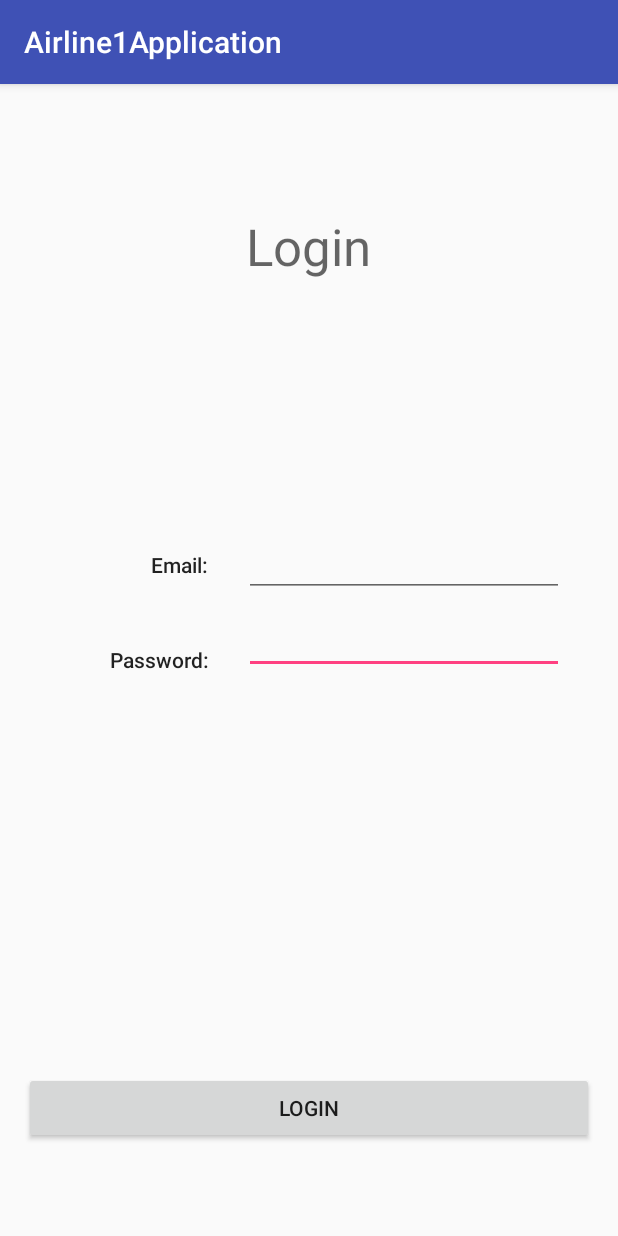
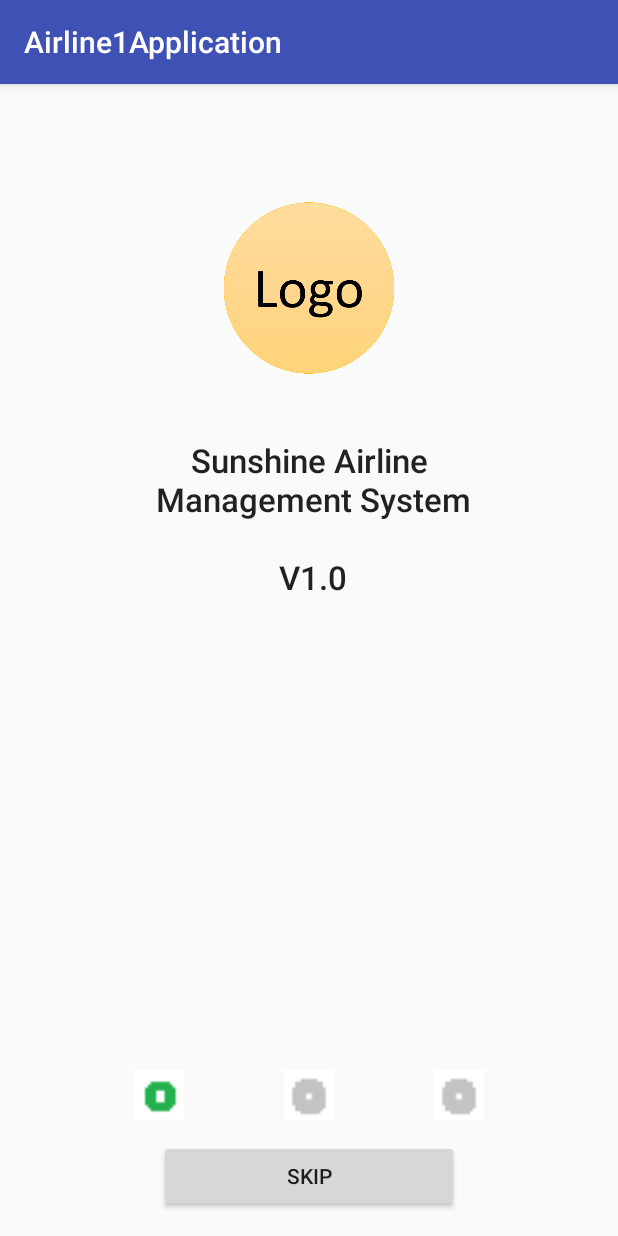
Before and after one commit to AsteriskAzurain/SunshineAirline_NEW, an Android app: the screen it shows after launch (LoginActivity before the commit, WelcomeActivity after it), on a phone screen of 412 x 824 dp. Run offline under Robolectric (Android 15) with nearby library versions, the light colour scheme and no system bars.

Commit message:
finish
welcome 缺少 第一次登陆的检验

```diff
--- a/Airline1Application/app/src/main/AndroidManifest.xml
+++ b/Airline1Application/app/src/main/AndroidManifest.xml
@@ -12,16 +12,19 @@
         android:theme="@style/AppTheme">
         <activity android:name=".MainActivity" />
         <activity android:name=".LoginActivity">
+
+        </activity>
+        <activity android:name=".SearchFlightActivity" />
+        <activity android:name=".MileageActivity" />
+        <activity android:name=".SearchResultActivity" />
+        <activity android:name=".SelectSeatActivity" />
+        <activity android:name=".WelcomeActivity">
             <intent-filter>
                 <action android:name="android.intent.action.MAIN" />
 
                 <category android:name="android.intent.category.LAUNCHER" />
             </intent-filter>
         </activity>
-        <activity android:name=".SearchFlightActivity" />
-        <activity android:name=".MileageActivity" />
-        <activity android:name=".SearchResultActivity" />
-        <activity android:name=".SelectSeatActivity"></activity>
     </application>
 
 </manifest>
--- /dev/null
+++ b/Airline1Application/app/src/main/java/com/ishang/asterisk/airline1application/WelcomeActivity.java
@@ -0,0 +1,108 @@
+package com.ishang.asterisk.airline1application;
+
+import android.content.Intent;
+import android.support.v4.view.ViewPager;
+import android.support.v7.app.AppCompatActivity;
+import android.os.Bundle;
+import android.view.View;
+import android.widget.Button;
+import android.widget.ImageView;
+import android.widget.LinearLayout;
+
+import com.ishang.asterisk.airline1application.global.WelcomeAdapter;
+import com.ishang.asterisk.airline1application.global.WelcomeFragment;
+
+import java.util.ArrayList;
+import java.util.List;
+
+public class WelcomeActivity extends AppCompatActivity {
+
+    private ViewPager viewPager;
+    private List<WelcomeFragment> fragments;
+    private WelcomeAdapter adapter;
+    private LinearLayout linear_dot;
+    private List<ImageView> dotimglist;
+    Button btn_skip;
+
+    Boolean isLastPage = false;
+    Boolean isDragPage = false;
+
+    @Override
+    protected void onCreate(Bundle savedInstanceState) {
+        super.onCreate(savedInstanceState);
+        setContentView(R.layout.activity_welcome);
+
+        // TODO: 5/26/2020 23 how to make controls in linear layout center? set the gravity="top|center".  Img: margintop=60; text: margintop=40, bottom=20.
+
+        btn_skip = (Button) findViewById(R.id.btn_skip);
+        // TODO: 5/26/2020 26 the action after the skip btn clicked is tologin
+        btn_skip.setOnClickListener(new View.OnClickListener() {
+            @Override
+            public void onClick(View view) {
+                toLogin();
+            }
+        });
+
+        viewPager = (ViewPager) findViewById(R.id.viewpager);
+        fragments = new ArrayList<>();
+        fragments.add(new WelcomeFragment("Sunshine Airline\n Management System\n\n V1.0"));
+        fragments.add(new WelcomeFragment("You can search flights and book flights in this app."));
+        fragments.add(new WelcomeFragment("Our App will give you a good experience."));
+        adapter = new WelcomeAdapter(getSupportFragmentManager(), fragments);
+        viewPager.setAdapter(adapter);
+        viewPager.addOnPageChangeListener(new ViewPager.OnPageChangeListener() {
+
+            /**
+             * 在屏幕滚动过程中不断被调用
+             * @param position
+             * @param positionOffset  是当前页面滑动比例，如果页面向右翻动，这个值不断变大，最后在趋近1的情况后突变为0。如果页面向左翻动，这个值不断变小，最后变为0
+             * @param positionOffsetPixels  是当前页面滑动像素，变化情况和positionOffset一致
+             */
+            @Override
+            public void onPageScrolled(int position, float positionOffset, int positionOffsetPixels) {
+                if(isLastPage&&isDragPage&&positionOffsetPixels==0) toLogin();
+            }
+
+            /**
+             * 这个方法有一个参数position，代表哪个页面被选中
+             * 切换view时，下方圆点的变化。
+             * @param position 当前view的位置
+             */
+            @Override
+            public void onPageSelected(int position) {
+                isLastPage = (position==dotimglist.size()-1);
+                for (ImageView iv : dotimglist) iv.setBackgroundResource(R.mipmap.page_indicator_unfocused);
+                dotimglist.get(position).setBackgroundResource(R.mipmap.page_indicator_focused);
+            }
+
+            /**
+             * 在手指操作屏幕的时候发生变化
+             * @param state  有三个值：0（END）  1(PRESS)  2(UP)
+             */
+            @Override
+            public void onPageScrollStateChanged(int state) {
+                isDragPage = (state==1);
+            }
+        });
+
+        // TODO: 5/26/2020 28 the layout should set the gr..=center in xml file
+        linear_dot = (LinearLayout) findViewById(R.id.linear_dot);
+        dotimglist = new ArrayList<>();
+        for (int i = 0; i < fragments.size(); i++) {
+            ImageView dotimg = new ImageView(this);
+            // TODO: 5/26/2020 27 through layoutparam to set style of dots
+            LinearLayout.LayoutParams params = new LinearLayout.LayoutParams(50,50);
+            params.setMargins(50,0,50,0);
+            dotimg.setLayoutParams(params);
+            dotimg.setBackgroundResource(R.mipmap.page_indicator_unfocused);
+            if(i==0) dotimg.setBackgroundResource(R.mipmap.page_indicator_focused);
+            dotimglist.add(dotimg);
+            linear_dot.addView(dotimg);
+        }
+    }
+
+    private void toLogin() {
+        Intent intent = new Intent(WelcomeActivity.this, LoginActivity.class);
+        startActivity(intent);
+    }
+}
--- a/Airline1Application/app/src/main/java/com/ishang/asterisk/airline1application/global/Airport.java
+++ b/Airline1Application/app/src/main/java/com/ishang/asterisk/airline1application/global/Airport.java
@@ -30,7 +30,7 @@ public class Airport {
         Name = name;
     }
 
-    // TODO: 5/25/2020 13 ovverride tostring: adapter will use this function to show items
+    // TODO: 5/25/2020 13 override tostring: adapter will use this function to show items
     @Override
     public String toString() {
         return getName();
--- /dev/null
+++ b/Airline1Application/app/src/main/java/com/ishang/asterisk/airline1application/global/WelcomeAdapter.java
@@ -0,0 +1,38 @@
+package com.ishang.asterisk.airline1application.global;
+
+import android.support.v4.app.Fragment;
+import android.support.v4.app.FragmentManager;
+import android.support.v4.app.FragmentPagerAdapter;
+
+import java.util.List;
+
+/**
+ * Created by Asterisk on 5/26/2020.
+ */
+
+public class WelcomeAdapter extends FragmentPagerAdapter {
+    // TODO: 5/26/2020 25 extend the father fragmentpageradapter and create my own fragment, override two required methods
+
+    List<WelcomeFragment> fragments;
+
+    public WelcomeAdapter(FragmentManager fm, List<WelcomeFragment> fragments) {
+        super(fm);
+        this.fragments=fragments;
+    }
+
+    /**
+     * 根据位置返回对应的fragment
+     * */
+    @Override
+    public Fragment getItem(int position) {
+        return fragments.get(position);
+    }
+
+    /**
+     * 返回fragments的总数
+     */
+    @Override
+    public int getCount() {
+        return fragments.size();
+    }
+}
--- /dev/null
+++ b/Airline1Application/app/src/main/java/com/ishang/asterisk/airline1application/global/WelcomeFragment.java
@@ -0,0 +1,51 @@
+package com.ishang.asterisk.airline1application.global;
+
+import android.content.Context;
+import android.os.Bundle;
+import android.support.annotation.Nullable;
+import android.support.v4.app.Fragment;
+import android.view.Gravity;
+import android.view.LayoutInflater;
+import android.view.View;
+import android.view.ViewGroup;
+import android.widget.TextView;
+
+import com.ishang.asterisk.airline1application.R;
+
+/**
+ * Created by Asterisk on 5/26/2020.
+ */
+
+public class WelcomeFragment extends Fragment {
+    // TODO: 5/26/2020 24 the class should extend the father class: Fragment, create a constructor and override three of its three methods
+
+    private Context context;
+    private String showtext;
+    private TextView textView;
+
+    public WelcomeFragment(String showtext) {
+        super();
+        this.showtext = showtext;
+    }
+
+    @Override
+    public void onCreate(@Nullable Bundle savedInstanceState) {
+        super.onCreate(savedInstanceState);
+        context=getActivity();
+    }
+
+    @Nullable
+    @Override
+    public View onCreateView(LayoutInflater inflater, @Nullable ViewGroup container, @Nullable Bundle savedInstanceState) {
+        View view = inflater.inflate(R.layout.welcome_fragment,container,false);
+        textView=view.findViewById(R.id.tv_welcome);
+        textView.setGravity(Gravity.CENTER);
+        return view;
+    }
+
+    @Override
+    public void onActivityCreated(@Nullable Bundle savedInstanceState) {
+        super.onActivityCreated(savedInstanceState);
+        textView.setText(showtext);
+    }
+}
--- /dev/null
+++ b/Airline1Application/app/src/main/res/layout/activity_welcome.xml
@@ -0,0 +1,35 @@
+<?xml version="1.0" encoding="utf-8"?>
+<RelativeLayout xmlns:android="http://schemas.android.com/apk/res/android"
+    xmlns:tools="http://schemas.android.com/tools"
+    android:id="@+id/activity_welcome"
+    android:layout_width="match_parent"
+    android:layout_height="match_parent"
+    android:paddingBottom="@dimen/activity_vertical_margin"
+    android:paddingLeft="@dimen/activity_horizontal_margin"
+    android:paddingRight="@dimen/activity_horizontal_margin"
+    android:paddingTop="@dimen/activity_vertical_margin"
+    tools:context="com.ishang.asterisk.airline1application.WelcomeActivity">
+
+    <android.support.v4.view.ViewPager
+        android:layout_width="match_parent"
+        android:layout_height="350dp"
+        android:id="@+id/viewpager"></android.support.v4.view.ViewPager>
+
+    <Button
+        android:text="Skip"
+        android:layout_height="wrap_content"
+        android:layout_alignParentBottom="true"
+        android:layout_centerHorizontal="true"
+        android:id="@+id/btn_skip"
+        android:layout_width="200dp" />
+
+    <LinearLayout
+        android:orientation="horizontal"
+        android:layout_width="match_parent"
+        android:layout_height="60dp"
+        android:layout_above="@+id/btn_skip"
+        android:layout_alignParentStart="true"
+        android:id="@+id/linear_dot"
+        android:gravity="center"></LinearLayout>
+
+</RelativeLayout>
--- /dev/null
+++ b/Airline1Application/app/src/main/res/layout/welcome_fragment.xml
@@ -0,0 +1,26 @@
+<?xml version="1.0" encoding="utf-8"?>
+<LinearLayout xmlns:android="http://schemas.android.com/apk/res/android"
+    xmlns:app="http://schemas.android.com/apk/res-auto"
+    android:orientation="vertical" android:layout_width="match_parent"
+    android:layout_height="wrap_content"
+    android:gravity="top|center"
+    android:id="@+id/linear_welcome">
+
+    <ImageView
+        android:layout_height="120dp"
+        app:srcCompat="@drawable/logo"
+        android:id="@+id/imageView4"
+        android:layout_width="120dp"
+        android:layout_marginTop="60dp"/>
+
+    <TextView
+        android:text="TextView"
+        android:layout_width="match_parent"
+        android:layout_height="wrap_content"
+        android:id="@+id/tv_welcome"
+        android:textAppearance="@style/TextAppearance.AppCompat.Body2"
+        android:textSize="22sp"
+        android:textAlignment="center"
+        android:layout_marginTop="40dp"
+        android:layout_marginBottom="20dp"/>
+</LinearLayout>
```
Also changed, not shown: Airline1Application/app/src/main/java/com/ishang/asterisk/airline1application/SelectSeatActivity.java (line endings or trailing spaces), Airline1Application/app/src/main/res/drawable/logo.png (added), Airline1Application/app/src/main/res/mipmap-hdpi/page_indicator_focused.png (added), Airline1Application/app/src/main/res/mipmap-hdpi/page_indicator_unfocused.png (added).
